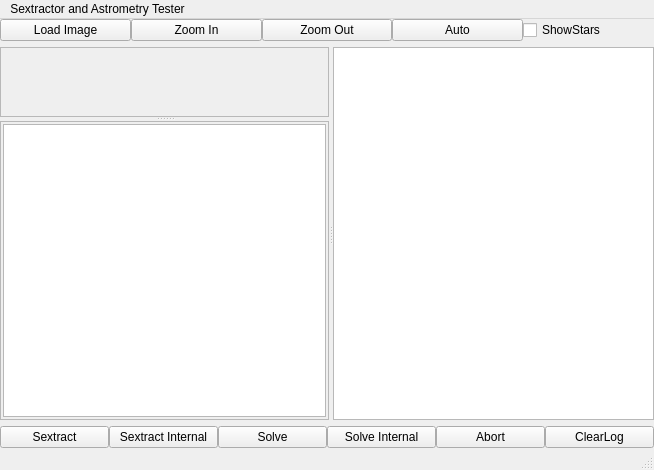
Old version of the form mainwindow.ui in the repository rlancaste/stellarsolver.
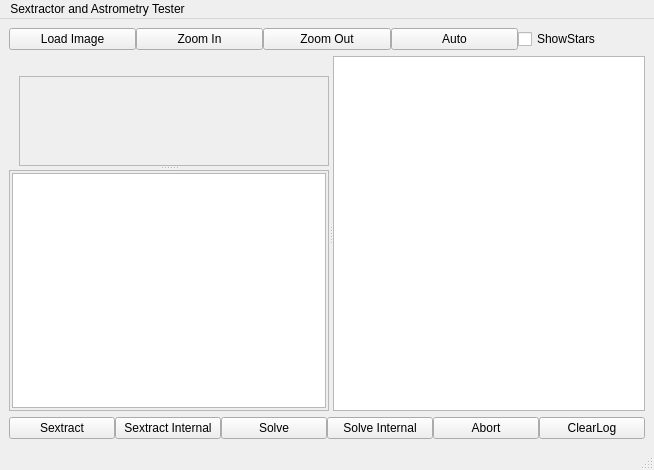
New version of the form. Custom widgets are drawn as their Qt base class.

Commit message: Improvements to interface for mouse events, and improvements to table

The edit to the form file:
```diff
--- a/mainwindow.ui
+++ b/mainwindow.ui
@@ -21,18 +21,6 @@
     </sizepolicy>
    </property>
    <layout class="QVBoxLayout" name="verticalLayout">
-    <property name="leftMargin">
-     <number>0</number>
-    </property>
-    <property name="topMargin">
-     <number>0</number>
-    </property>
-    <property name="rightMargin">
-     <number>0</number>
-    </property>
-    <property name="bottomMargin">
-     <number>0</number>
-    </property>
     <item>
      <layout class="QHBoxLayout" name="horizontalLayout_2">
       <property name="spacing">
@@ -87,6 +75,19 @@
        <property name="orientation">
         <enum>Qt::Vertical</enum>
        </property>
+       <widget class="QWidget" name="verticalLayoutWidget">
+        <layout class="QVBoxLayout" name="verticalLayout_2">
+         <property name="leftMargin">
+          <number>10</number>
+         </property>
+         <item>
+          <widget class="QLabel" name="fileNameDisplay">
+           <property name="text">
+            <string/>
+           </property>
+          </widget>
+         </item>
+         <item>
        <widget class="QScrollArea" name="scrollArea">
         <property name="widgetResizable">
          <bool>true</bool>
@@ -99,32 +100,13 @@
           <rect>
            <x>0</x>
            <y>0</y>
-           <width>325</width>
+              <width>302</width>
            <height>72</height>
           </rect>
          </property>
          <layout class="QGridLayout" name="gridLayout_2">
-          <property name="leftMargin">
-           <number>2</number>
-          </property>
-          <property name="topMargin">
-           <number>2</number>
-          </property>
-          <property name="rightMargin">
-           <number>2</number>
-          </property>
-          <property name="bottomMargin">
-           <number>2</number>
-          </property>
-          <item row="1" column="0">
-           <widget class="QLabel" name="fileNameDisplay">
-            <property name="text">
-             <string/>
-            </property>
-           </widget>
-          </item>
-          <item row="2" column="0">
-           <widget class="QLabel" name="Image">
+             <item row="0" column="0">
+              <widget class="ImageLabel" name="Image">
             <property name="sizePolicy">
              <sizepolicy hsizetype="Expanding" vsizetype="Expanding">
               <horstretch>0</horstretch>
@@ -141,6 +123,9 @@
           </item>
          </layout>
         </widget>
+          </widget>
+         </item>
+        </layout>
        </widget>
        <widget class="QScrollArea" name="scrollArea_2">
         <property name="widgetResizable">
@@ -151,8 +136,8 @@
           <rect>
            <x>0</x>
            <y>0</y>
-           <width>325</width>
-           <height>161</height>
+           <width>313</width>
+           <height>189</height>
           </rect>
          </property>
          <property name="sizePolicy">
@@ -174,7 +159,7 @@
           <property name="bottomMargin">
            <number>2</number>
           </property>
-          <item row="1" column="0">
+          <item row="0" column="0">
            <widget class="QTextBrowser" name="logDisplay"/>
           </item>
          </layout>
@@ -256,6 +241,13 @@
   </widget>
   <widget class="QStatusBar" name="statusbar"/>
  </widget>
+ <customwidgets>
+  <customwidget>
+   <class>ImageLabel</class>
+   <extends>QLabel</extends>
+   <header>imagelabel.h</header>
+  </customwidget>
+ </customwidgets>
  <resources/>
  <connections/>
 </ui>
```
Lines whose indentation alone changed are shown as unchanged. The commit also changes 5 other files.
